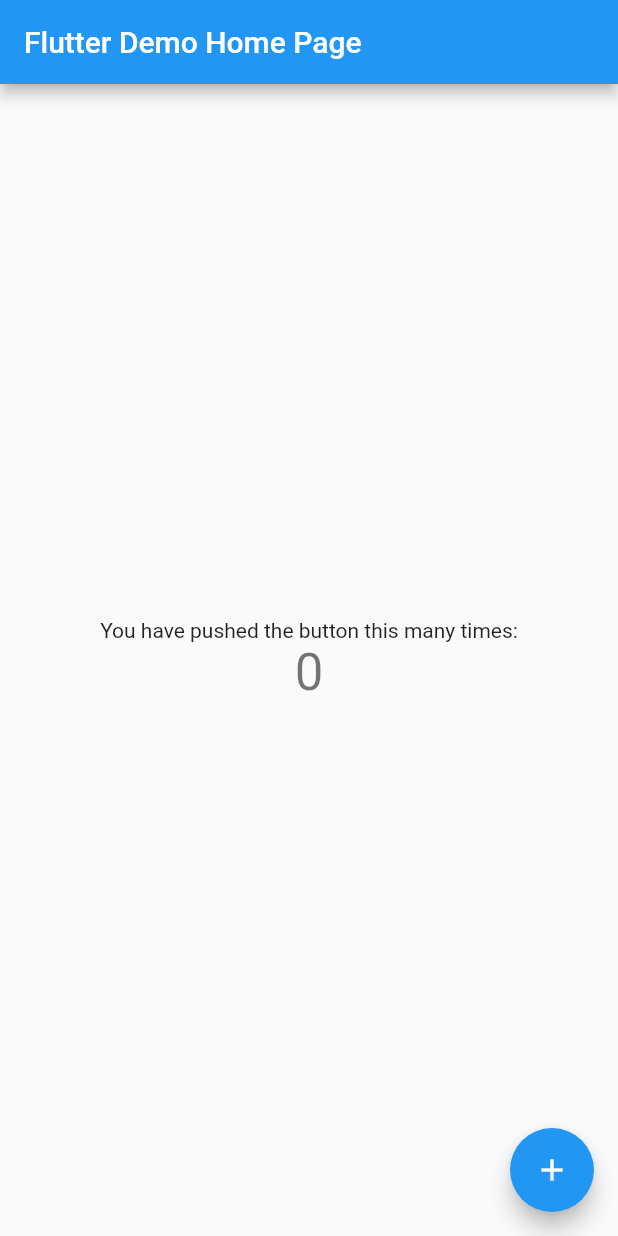
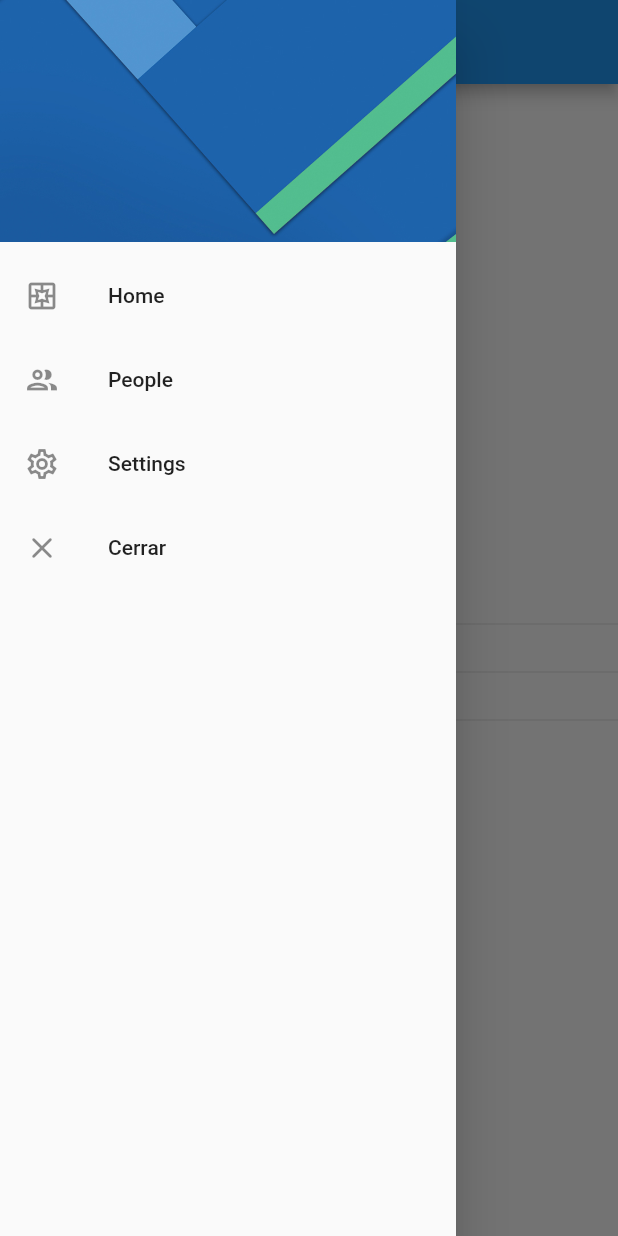
Before and after one commit to jazminasaleh/preferncias-de-usuario, a Flutter app: the screen it shows after launch, with the side drawer open (before the commit the screen has no drawer), on a phone screen of 412 x 824 dp. Run offline on Flutter 3.47's test engine with Material 2 defaults, Android fonts, the phone set to English and light mode, and no system bars.

Commit message:
Diseño de la app

```diff
--- a/lib/main.dart
+++ b/lib/main.dart
@@ -1,115 +1,20 @@
 import 'package:flutter/material.dart';
 
-void main() {
-  runApp(const MyApp());
-}
+import 'screens/screens.dart';
+
+void main() => runApp(MyApp());
 
 class MyApp extends StatelessWidget {
-  const MyApp({Key? key}) : super(key: key);
-
-  // This widget is the root of your application.
   @override
   Widget build(BuildContext context) {
     return MaterialApp(
-      title: 'Flutter Demo',
-      theme: ThemeData(
-        // This is the theme of your application.
-        //
-        // Try running your application with "flutter run". You'll see the
-        // application has a blue toolbar. Then, without quitting the app, try
-        // changing the primarySwatch below to Colors.green and then invoke
-        // "hot reload" (press "r" in the console where you ran "flutter run",
-        // or simply save your changes to "hot reload" in a Flutter IDE).
-        // Notice that the counter didn't reset back to zero; the application
-        // is not restarted.
-        primarySwatch: Colors.blue,
-      ),
-      home: const MyHomePage(title: 'Flutter Demo Home Page'),
+      debugShowCheckedModeBanner: false,
+      title: 'Material App',
+      initialRoute: HomeScreen.routesName,
+      routes: {
+        HomeScreen.routesName      : ( _ ) => const HomeScreen(),
+        SettingsScreen.routesName  : ( _ ) => const SettingsScreen()
+      },
     );
   }
 }
-
-class MyHomePage extends StatefulWidget {
-  const MyHomePage({Key? key, required this.title}) : super(key: key);
-
-  // This widget is the home page of your application. It is stateful, meaning
-  // that it has a State object (defined below) that contains fields that affect
-  // how it looks.
-
-  // This class is the configuration for the state. It holds the values (in this
-  // case the title) provided by the parent (in this case the App widget) and
-  // used by the build method of the State. Fields in a Widget subclass are
-  // always marked "final".
-
-  final String title;
-
-  @override
-  State<MyHomePage> createState() => _MyHomePageState();
-}
-
-class _MyHomePageState extends State<MyHomePage> {
-  int _counter = 0;
-
-  void _incrementCounter() {
-    setState(() {
-      // This call to setState tells the Flutter framework that something has
-      // changed in this State, which causes it to rerun the build method below
-      // so that the display can reflect the updated values. If we changed
-      // _counter without calling setState(), then the build method would not be
-      // called again, and so nothing would appear to happen.
-      _counter++;
-    });
-  }
-
-  @override
-  Widget build(BuildContext context) {
-    // This method is rerun every time setState is called, for instance as done
-    // by the _incrementCounter method above.
-    //
-    // The Flutter framework has been optimized to make rerunning build methods
-    // fast, so that you can just rebuild anything that needs updating rather
-    // than having to individually change instances of widgets.
-    return Scaffold(
-      appBar: AppBar(
-        // Here we take the value from the MyHomePage object that was created by
-        // the App.build method, and use it to set our appbar title.
-        title: Text(widget.title),
-      ),
-      body: Center(
-        // Center is a layout widget. It takes a single child and positions it
-        // in the middle of the parent.
-        child: Column(
-          // Column is also a layout widget. It takes a list of children and
-          // arranges them vertically. By default, it sizes itself to fit its
-          // children horizontally, and tries to be as tall as its parent.
-          //
-          // Invoke "debug painting" (press "p" in the console, choose the
-          // "Toggle Debug Paint" action from the Flutter Inspector in Android
-          // Studio, or the "Toggle Debug Paint" command in Visual Studio Code)
-          // to see the wireframe for each widget.
-          //
-          // Column has various properties to control how it sizes itself and
-          // how it positions its children. Here we use mainAxisAlignment to
-          // center the children vertically; the main axis here is the vertical
-          // axis because Columns are vertical (the cross axis would be
-          // horizontal).
-          mainAxisAlignment: MainAxisAlignment.center,
-          children: <Widget>[
-            const Text(
-              'You have pushed the button this many times:',
-            ),
-            Text(
-              '$_counter',
-              style: Theme.of(context).textTheme.headline4,
-            ),
-          ],
-        ),
-      ),
-      floatingActionButton: FloatingActionButton(
-        onPressed: _incrementCounter,
-        tooltip: 'Increment',
-        child: const Icon(Icons.add),
-      ), // This trailing comma makes auto-formatting nicer for build methods.
-    );
-  }
-}
--- /dev/null
+++ b/lib/screens/home_screen.dart
@@ -0,0 +1,29 @@
+import 'package:flutter/material.dart';
+import 'package:preferncias_de_usuario/widgets/side_menu.dart';
+
+class HomeScreen extends StatelessWidget {
+  static const String routesName = 'Home';
+  const HomeScreen({Key? key}) : super(key: key);
+
+  @override
+  Widget build(BuildContext context) {
+    return Scaffold(
+      appBar: AppBar(
+        title: const Text('Home'),
+      ),
+      //Para dibujar la barra lateral del menu
+      drawer: SideMenu(),
+      body: Column(
+        mainAxisAlignment: MainAxisAlignment.center,
+        children: [
+          Text('Tema oscuro/claro: '),
+          Divider(),
+          Text('Género: '),
+          Divider(),
+          Text('Nombre de usuario: '),
+          Divider(),
+        ],
+      )
+    );
+  }
+}
--- /dev/null
+++ b/lib/screens/screens.dart
@@ -0,0 +1,2 @@
+export 'package:preferncias_de_usuario/screens/home_screen.dart';
+export 'package:preferncias_de_usuario/screens/settings_screens.dart';
--- /dev/null
+++ b/lib/widgets/side_menu.dart
@@ -0,0 +1,62 @@
+import 'package:flutter/material.dart';
+import 'package:preferncias_de_usuario/screens/home_screen.dart';
+import 'package:preferncias_de_usuario/screens/settings_screens.dart';
+
+class SideMenu extends StatelessWidget {
+  @override
+  Widget build(BuildContext context) {
+    return Drawer(
+      child: ListView(
+        padding: EdgeInsets.zero,
+        children: [
+          _DrawerHeader(),
+          //lista del meno
+          ListTile(
+            leading: const Icon(Icons.pages_outlined),
+            title: const Text('Home'),
+            onTap: () {
+              Navigator.pushReplacementNamed(context, HomeScreen.routesName);
+            },
+          ),
+          ListTile(
+            leading: const Icon(Icons.people_outlined),
+            title: const Text('People'),
+            onTap: () {},
+          ),
+          ListTile(
+            leading: const Icon(Icons.settings_outlined),
+            title: const Text('Settings'),
+            onTap: () {
+              Navigator.pushReplacementNamed(
+                  context, SettingsScreen.routesName);
+            },
+          ),
+          ListTile(
+            leading: const Icon(Icons.close_rounded),
+            title: const Text('Cerrar'),
+            onTap: () {
+              Navigator.pop(context);
+            },
+          )
+        ],
+      ),
+    );
+  }
+}
+
+//Dibujar la parte de arriba del menu
+class _DrawerHeader extends StatelessWidget {
+  const _DrawerHeader({
+    Key? key,
+  }) : super(key: key);
+
+  @override
+  Widget build(BuildContext context) {
+    return DrawerHeader(
+      child: Container(),
+      decoration: BoxDecoration(
+          image: DecorationImage(
+              image: AssetImage('assets/menu-img.jpg'), fit: BoxFit.cover)),
+    );
+  }
+}
--- /dev/null
+++ b/lib/widgets/widgets.dart
@@ -0,0 +1 @@
+export 'package:preferncias_de_usuario/widgets/side_menu.dart';
--- a/pubspec.yaml
+++ b/pubspec.yaml
@@ -58,8 +58,8 @@
   uses-material-design: true
 
   # To add assets to your application, add an assets section, like this:
-  # assets:
-  #   - images/a_dot_burr.jpeg
+  assets:
+    - assets/
   #   - images/a_dot_ham.jpeg
 
   # An image asset can refer to one or more resolution-specific "variants", see
```
Also changed, not shown: lib/screens/settings_screens.dart (added, +69 -0 lines), assets/menu-img.jpg (added), 1 other file.
